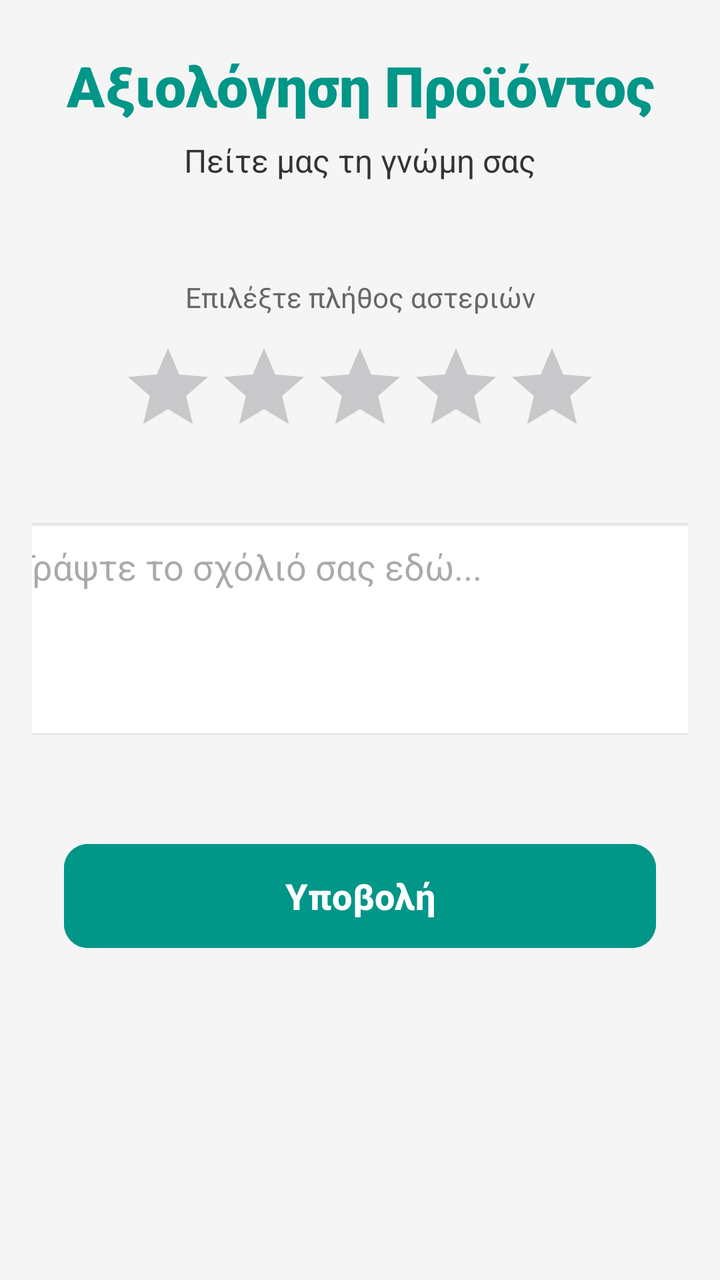
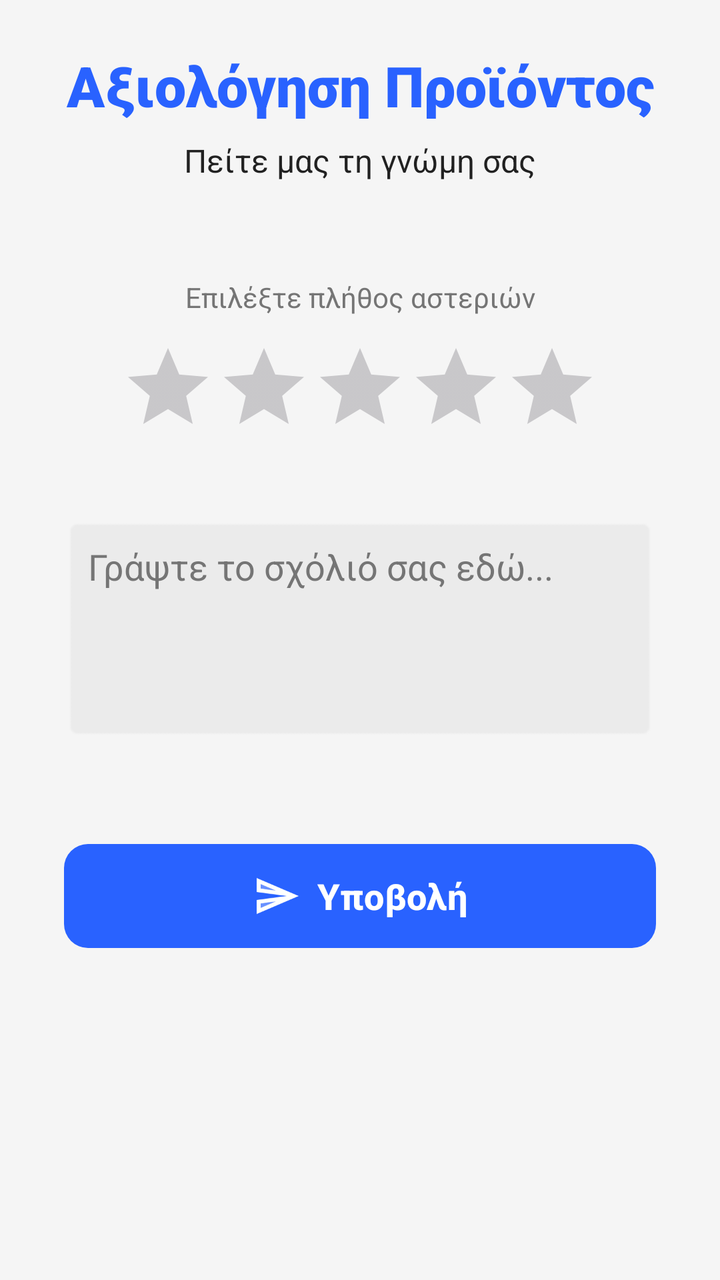

Compare the two renders of this Android layout. The source of the first and the diff that turns it into the second are given below.
<!-- AndroidManifest.xml: application theme Theme.Team21 -->
<!-- res/layout/activity_customer_review.xml -->
<?xml version="1.0" encoding="utf-8"?>
<androidx.constraintlayout.widget.ConstraintLayout
    xmlns:android="http://schemas.android.com/apk/res/android"
    xmlns:app="http://schemas.android.com/apk/res-auto"
    xmlns:tools="http://schemas.android.com/tools"
    android:id="@+id/main"
    android:layout_width="match_parent"
    android:layout_height="match_parent"
    android:padding="16dp"
    tools:context=".view.customer.Review.ProductReviewActivity">

    

    
    <TextView
        android:id="@+id/tvReviewsTitle"
        android:layout_width="0dp"
        android:layout_height="wrap_content"
        android:layout_marginTop="8dp"
        android:fontFamily="sans-serif-black"
        android:text="Αξιολόγηση Προϊόντος"
        android:textAlignment="center"
        android:textColor="#009688"
        android:textSize="28sp"
        android:textStyle="bold"
        app:layout_constraintEnd_toEndOf="parent"
        app:layout_constraintHorizontal_bias="0.0"
        app:layout_constraintStart_toStartOf="parent"
        app:layout_constraintTop_toTopOf="parent" />

    <TextView
        android:id="@+id/textViewSub"
        android:layout_width="wrap_content"
        android:layout_height="wrap_content"
        android:layout_marginTop="8dp"
        android:text="Πείτε μας τη γνώμη σας"
        android:textColor="#333333"
        android:textSize="16sp"
        app:layout_constraintEnd_toEndOf="parent"
        app:layout_constraintStart_toStartOf="parent"
        app:layout_constraintTop_toBottomOf="@id/tvReviewsTitle" />

    
    <TextView
        android:id="@+id/textView3"
        android:layout_width="wrap_content"
        android:layout_height="wrap_content"
        android:layout_marginTop="48dp"
        android:text="Επιλέξτε πλήθος αστεριών"
        android:textColor="#666666"
        android:textSize="14sp"
        app:layout_constraintEnd_toEndOf="parent"
        app:layout_constraintStart_toStartOf="parent"
        app:layout_constraintTop_toBottomOf="@+id/textViewSub" />

    
    <RatingBar
        android:id="@+id/ratingBarReviews"
        android:layout_width="wrap_content"
        android:layout_height="wrap_content"
        android:layout_marginTop="12dp"
        android:numStars="5"
        android:progressTint="#009688"
        android:rating="0"
        android:secondaryProgressTint="#009688"
        android:stepSize="1.0"
        app:layout_constraintEnd_toEndOf="parent"
        app:layout_constraintStart_toStartOf="parent"
        app:layout_constraintTop_toBottomOf="@+id/textView3" />

    
    <EditText
        android:id="@+id/etReviewsComment"
        android:layout_width="368dp"
        android:layout_height="111dp"
        android:layout_marginHorizontal="16dp"
        android:layout_marginTop="32dp"
        android:background="@android:drawable/editbox_background"
        android:gravity="top|start"
        android:hint="Γράψτε το σχόλιό σας εδώ..."
        android:inputType="textMultiLine"
        android:lines="5"
        android:minLines="4"
        android:padding="12dp"
        app:layout_constraintEnd_toEndOf="parent"
        app:layout_constraintStart_toStartOf="parent"
        app:layout_constraintTop_toBottomOf="@+id/ratingBarReviews" />

    
    <Button
        android:id="@+id/btnReviewsSubmit"
        android:layout_width="0dp"
        android:layout_height="60dp"
        android:layout_marginHorizontal="16dp"
        android:layout_marginTop="48dp"
        android:backgroundTint="#009688"
        android:text="Υποβολή"
        android:textSize="18sp"
        android:textStyle="bold"
        app:cornerRadius="12dp"
        app:layout_constraintEnd_toEndOf="parent"
        app:layout_constraintStart_toStartOf="parent"
        app:layout_constraintTop_toBottomOf="@+id/etReviewsComment" />

</androidx.constraintlayout.widget.ConstraintLayout>
<!-- resources referenced by this layout -->
<resources>
  <style name="Theme.Team21" parent="Base.Theme.Team21" />
  <style name="Base.Theme.Team21" parent="Theme.Material3.DayNight.NoActionBar">
  
          
          <item name="android:windowBackground">@color/bg_light</item>
          <item name="colorSurface">@color/card_light</item>
          <item name="colorSurfaceVariant">@color/input_bg_light</item>
  
          
          <item name="colorOnSurface">@color/text_dark</item>
          <item name="colorOnSurfaceVariant">@color/text_muted_light</item>
  
          <item name="colorOnPrimary">@color/white</item>
  
          
          <item name="colorPrimary">@color/eshop_primary</item>
          <item name="colorSecondary">@color/eshop_accent</item>
  
          <item name="colorError">@color/error_red_light</item>
  
          
          <item name="android:statusBarColor">@color/bg_light</item>
          <item name="android:windowLightStatusBar">true</item>
  
          
          <item name="colorFilterActive">@color/filter_active_light</item>
          <item name="colorFilterUnselected">@color/filter_bg_unselected_light</item>
  
          
          <item name="colorMenuButton">@color/teal_menu_light</item>
      </style>
  <color name="bg_light">#F5F5F5</color>
  <color name="card_light">#FFFFFF</color>
  <color name="input_bg_light">#EBEBEB</color>
  <color name="text_dark">#212121</color>
  <color name="text_muted_light">#757575</color>
  <color name="white">#FFFFFFFF</color>
  <color name="eshop_primary">#2962FF</color>
  <color name="eshop_accent">#FF6D00</color>
  <color name="error_red_light">#D32F2F</color>
  <color name="filter_active_light">#2962FF</color>
  <color name="filter_bg_unselected_light">#E0E0E0</color>
  <color name="teal_menu_light">#009688</color>
</resources>

<!-- the commit's change to res/layout/activity_customer_review.xml (unified diff, before → after) -->
@@ -6,10 +6,9 @@
     android:id="@+id/main"
     android:layout_width="match_parent"
     android:layout_height="match_parent"
+    android:background="?android:attr/windowBackground"
     android:padding="16dp"
-    tools:context=".view.customer.Review.ProductReviewActivity">
-
-    
+    tools:context=".view.customer.Review.CustomerReviewActivity">
 
     
     <TextView
@@ -20,7 +19,7 @@
         android:fontFamily="sans-serif-black"
         android:text="Αξιολόγηση Προϊόντος"
         android:textAlignment="center"
-        android:textColor="#009688"
+        android:textColor="?attr/colorPrimary"
         android:textSize="28sp"
         android:textStyle="bold"
         app:layout_constraintEnd_toEndOf="parent"
@@ -28,13 +27,14 @@
         app:layout_constraintStart_toStartOf="parent"
         app:layout_constraintTop_toTopOf="parent" />
 
+    
     <TextView
         android:id="@+id/textViewSub"
         android:layout_width="wrap_content"
         android:layout_height="wrap_content"
         android:layout_marginTop="8dp"
         android:text="Πείτε μας τη γνώμη σας"
-        android:textColor="#333333"
+        android:textColor="?attr/colorOnSurface"
         android:textSize="16sp"
         app:layout_constraintEnd_toEndOf="parent"
         app:layout_constraintStart_toStartOf="parent"
@@ -47,7 +47,7 @@
         android:layout_height="wrap_content"
         android:layout_marginTop="48dp"
         android:text="Επιλέξτε πλήθος αστεριών"
-        android:textColor="#666666"
+        android:textColor="?attr/colorOnSurfaceVariant"
         android:textSize="14sp"
         app:layout_constraintEnd_toEndOf="parent"
         app:layout_constraintStart_toStartOf="parent"
@@ -60,9 +60,9 @@
         android:layout_height="wrap_content"
         android:layout_marginTop="12dp"
         android:numStars="5"
-        android:progressTint="#009688"
+        android:progressTint="?attr/colorPrimary"
         android:rating="0"
-        android:secondaryProgressTint="#009688"
+        android:secondaryProgressTint="?attr/colorPrimary"
         android:stepSize="1.0"
         app:layout_constraintEnd_toEndOf="parent"
         app:layout_constraintStart_toStartOf="parent"
@@ -71,13 +71,16 @@
     
     <EditText
         android:id="@+id/etReviewsComment"
-        android:layout_width="368dp"
+        android:layout_width="0dp"
         android:layout_height="111dp"
         android:layout_marginHorizontal="16dp"
         android:layout_marginTop="32dp"
         android:background="@android:drawable/editbox_background"
+        android:backgroundTint="?attr/colorSurfaceVariant"
         android:gravity="top|start"
         android:hint="Γράψτε το σχόλιό σας εδώ..."
+        android:textColorHint="?attr/colorOnSurfaceVariant"
+        android:textColor="?attr/colorOnSurface"
         android:inputType="textMultiLine"
         android:lines="5"
         android:minLines="4"
@@ -87,16 +90,21 @@
         app:layout_constraintTop_toBottomOf="@+id/ratingBarReviews" />
 
     
-    <Button
+    <com.google.android.material.button.MaterialButton
         android:id="@+id/btnReviewsSubmit"
         android:layout_width="0dp"
         android:layout_height="60dp"
         android:layout_marginHorizontal="16dp"
         android:layout_marginTop="48dp"
-        android:backgroundTint="#009688"
+        app:backgroundTint="?attr/colorPrimary"
         android:text="Υποβολή"
+        android:textColor="?attr/colorOnPrimary"
         android:textSize="18sp"
         android:textStyle="bold"
+        app:icon="@drawable/send_email_icon"
+        app:iconSize="24dp"
+        app:iconTint="?attr/colorOnPrimary"
+        app:iconGravity="textStart"
         app:cornerRadius="12dp"
         app:layout_constraintEnd_toEndOf="parent"
         app:layout_constraintStart_toStartOf="parent"
<!-- resource entries referenced after the edit -->
@@ -1,5 +1,13 @@
 <!-- resources referenced by this layout -->
 <resources>
+  <!-- drawable send_email_icon (drawable) -->
+  <vector xmlns:android="http://schemas.android.com/apk/res/android" android:autoMirrored="true" android:height="24dp" android:tint="#F8F5F5" android:viewportHeight="24" android:viewportWidth="24" android:width="24dp">
+        
+      <path android:fillAlpha="0.3" android:fillColor="@android:color/white" android:pathData="M4,8.25l7.51,1 -7.5,-3.22zM4.01,17.97l7.5,-3.22 -7.51,1z" android:strokeAlpha="0.3"/>
+        
+      <path android:fillColor="@android:color/white" android:pathData="M2.01,3L2,10l15,2 -15,2 0.01,7L23,12 2.01,3zM4,8.25L4,6.03l7.51,3.22 -7.51,-1zM4.01,17.97v-2.22l7.51,-1 -7.51,3.22z"/>
+      
+  </vector>
   <style name="Theme.Team21" parent="Base.Theme.Team21" />
   <style name="Base.Theme.Team21" parent="Theme.Material3.DayNight.NoActionBar">
   
